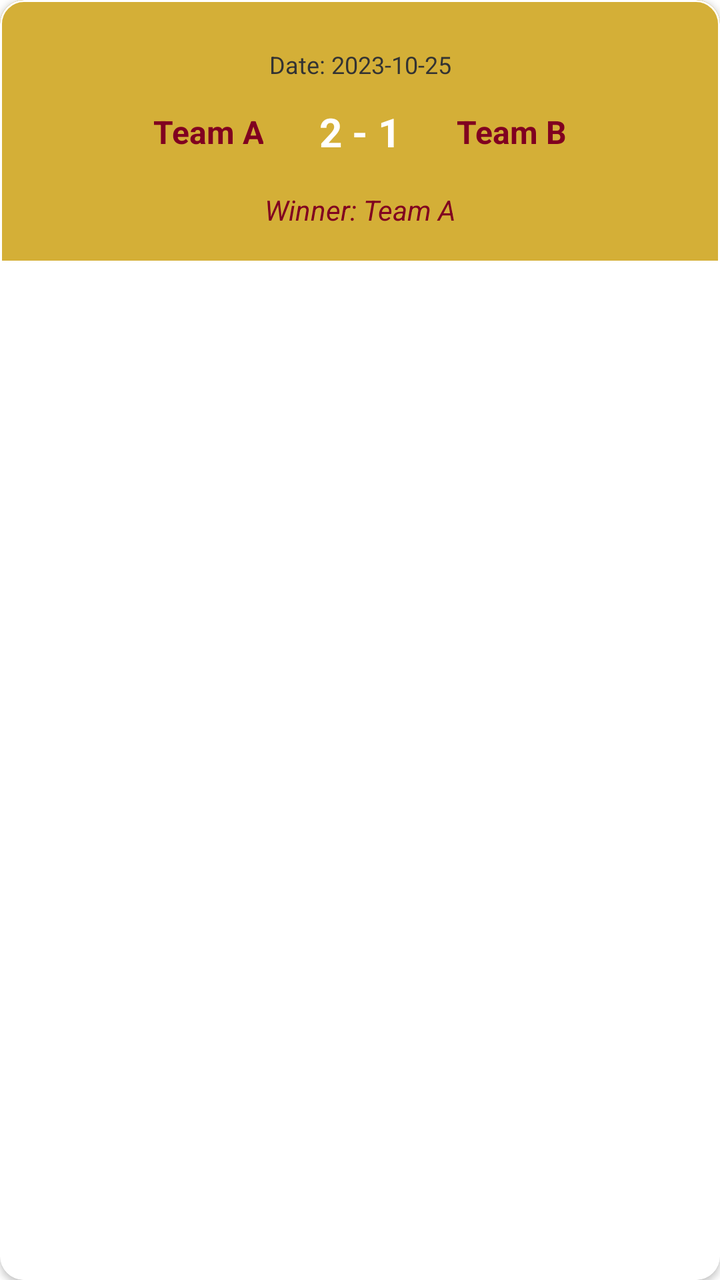
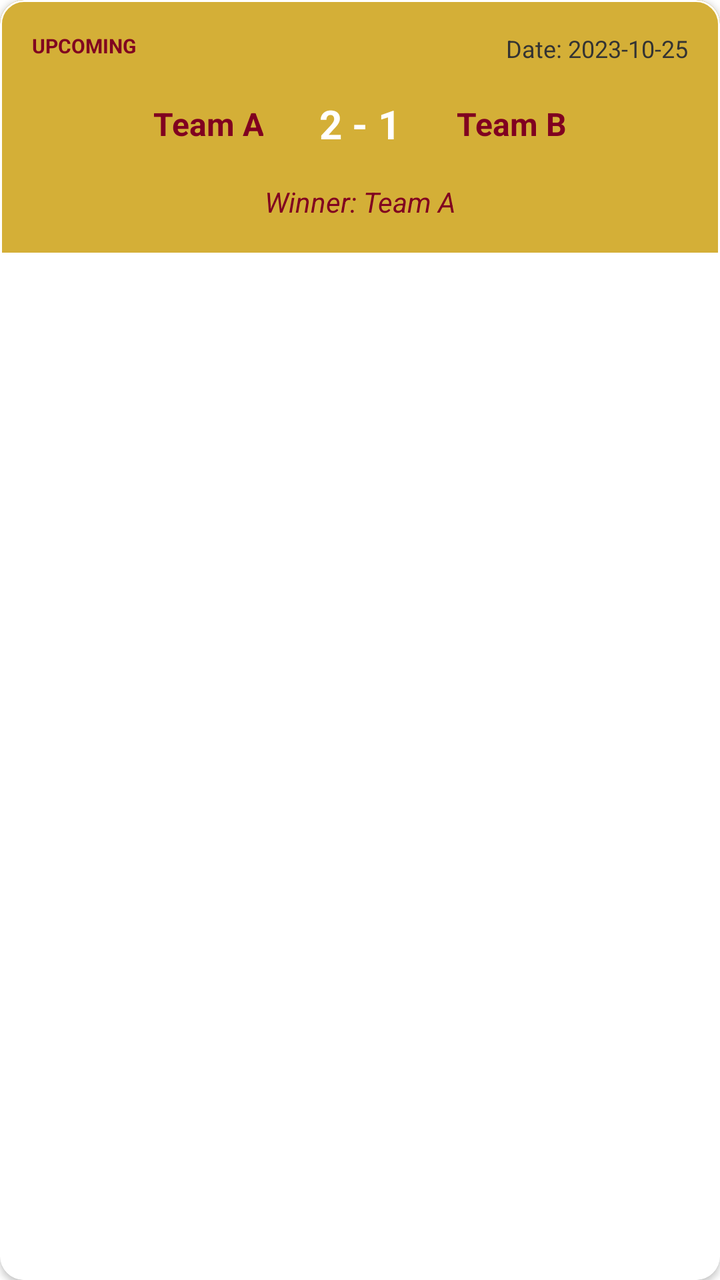

The first picture is an Android layout as it rendered before a commit; the second is the same layout after the commit. The layout source and the unified diff follow.
<!-- AndroidManifest.xml: application theme Theme.KickOff -->
<!-- res/layout/item_match.xml -->
<com.google.android.material.card.MaterialCardView
    xmlns:android="http://schemas.android.com/apk/res/android"
    xmlns:app="http://schemas.android.com/apk/res-auto"
    android:layout_width="match_parent"
    android:layout_height="wrap_content"
    android:layout_marginHorizontal="16dp"
    android:layout_marginVertical="8dp"
    app:cardCornerRadius="12dp"
    app:cardElevation="2dp"
    app:strokeColor="@color/white"
    app:strokeWidth="1dp">

    <androidx.constraintlayout.widget.ConstraintLayout
        android:layout_width="match_parent"
        android:layout_height="wrap_content"
        android:padding="16dp"
        android:background="@color/accentGold">

        <TextView
            android:id="@+id/tvDate"
            android:layout_width="wrap_content"
            android:layout_height="wrap_content"
            android:layout_marginTop="8dp"
            android:text="Date: 2023-10-25"
            android:textColor="@color/darkGrey"
            android:textSize="12sp"
            app:layout_constraintEnd_toEndOf="parent"
            app:layout_constraintStart_toStartOf="parent"
            app:layout_constraintTop_toTopOf="parent" />

        <LinearLayout
            android:id="@+id/scoreContainer"
            android:layout_width="match_parent"
            android:layout_height="wrap_content"
            android:layout_marginTop="8dp"
            android:gravity="center"
            android:orientation="horizontal"
            app:layout_constraintTop_toBottomOf="@id/tvDate">

            <TextView
                android:id="@+id/tvTeamA"
                android:layout_width="0dp"
                android:layout_height="wrap_content"
                android:layout_weight="1"
                android:gravity="end"
                android:paddingEnd="16dp"
                android:text="Team A"
                android:textColor="@color/primaryMaroon"
                android:textSize="16sp"
                android:textStyle="bold" />

            <TextView
                android:id="@+id/tvScore"
                android:layout_width="wrap_content"
                android:layout_height="wrap_content"
                android:background="@drawable/bg_score_badge"
                android:paddingHorizontal="12dp"
                android:paddingVertical="4dp"
                android:text="2 - 1"
                android:textColor="@color/white"
                android:textSize="20sp"
                android:textStyle="bold" />

            <TextView
                android:id="@+id/tvTeamB"
                android:layout_width="0dp"
                android:layout_height="wrap_content"
                android:layout_weight="1"
                android:gravity="start"
                android:paddingStart="16dp"
                android:text="Team B"
                android:textColor="@color/primaryMaroon"
                android:textSize="16sp"
                android:textStyle="bold" />

        </LinearLayout>

        <TextView
            android:id="@+id/tvWinner"
            android:layout_width="wrap_content"
            android:layout_height="wrap_content"
            android:layout_marginTop="12dp"
            android:text="Winner: Team A"
            android:textColor="@color/primaryMaroon"
            android:textSize="14sp"
            android:textStyle="italic"
            app:layout_constraintEnd_toEndOf="parent"
            app:layout_constraintStart_toStartOf="parent"
            app:layout_constraintTop_toBottomOf="@id/scoreContainer" />

    </androidx.constraintlayout.widget.ConstraintLayout>

</com.google.android.material.card.MaterialCardView>
<!-- resources referenced by this layout -->
<resources>
  <color name="accentGold">#D4AF37</color>
  <color name="darkGrey">#333333</color>
  <color name="primaryMaroon">#800020</color>
  <color name="white">#FFFFFF</color>
  <!-- drawable bg_score_badge (drawable) -->
  <?xml version="1.0" encoding="utf-8"?>
  <selector xmlns:android="http://schemas.android.com/apk/res/android">
  
  </selector>
  <style name="Theme.KickOff" parent="Theme.MaterialComponents.DayNight.NoActionBar">
          <item name="colorPrimary">@color/primaryMaroon</item>
          <item name="colorPrimaryVariant">@color/darkMaroon</item>
          <item name="colorOnPrimary">@color/white</item>
          <item name="colorSecondary">@color/accentGold</item>
      </style>
  <color name="darkMaroon">#5A0016</color>
</resources>

<!-- the commit's change to res/layout/item_match.xml (unified diff, before → after) -->
@@ -17,22 +17,32 @@
         android:background="@color/accentGold">
 
         <TextView
+            android:id="@+id/tvMatchStatus"
+            android:layout_width="wrap_content"
+            android:layout_height="wrap_content"
+            android:text="Upcoming"
+            android:textColor="@color/primaryMaroon"
+            android:textSize="10sp"
+            android:textStyle="bold"
+            android:textAllCaps="true"
+            app:layout_constraintStart_toStartOf="parent"
+            app:layout_constraintTop_toTopOf="parent" />
+
+        <TextView
             android:id="@+id/tvDate"
             android:layout_width="wrap_content"
             android:layout_height="wrap_content"
-            android:layout_marginTop="8dp"
             android:text="Date: 2023-10-25"
             android:textColor="@color/darkGrey"
             android:textSize="12sp"
             app:layout_constraintEnd_toEndOf="parent"
-            app:layout_constraintStart_toStartOf="parent"
             app:layout_constraintTop_toTopOf="parent" />
 
         <LinearLayout
             android:id="@+id/scoreContainer"
             android:layout_width="match_parent"
             android:layout_height="wrap_content"
-            android:layout_marginTop="8dp"
+            android:layout_marginTop="12dp"
             android:gravity="center"
             android:orientation="horizontal"
             app:layout_constraintTop_toBottomOf="@id/tvDate">
